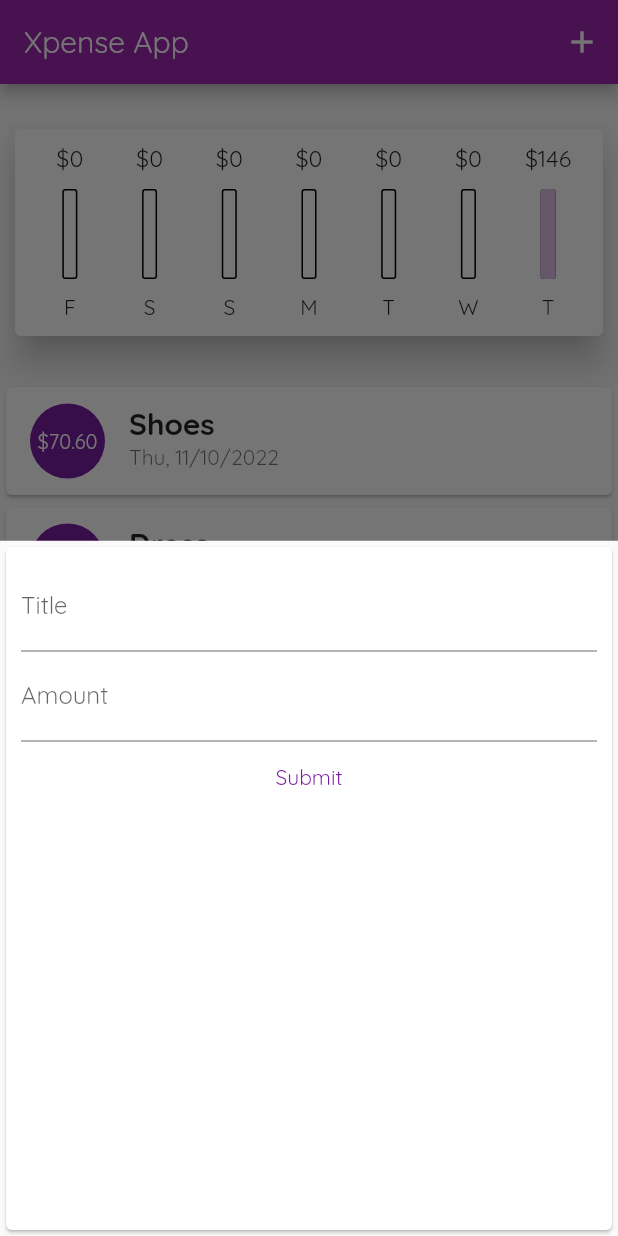
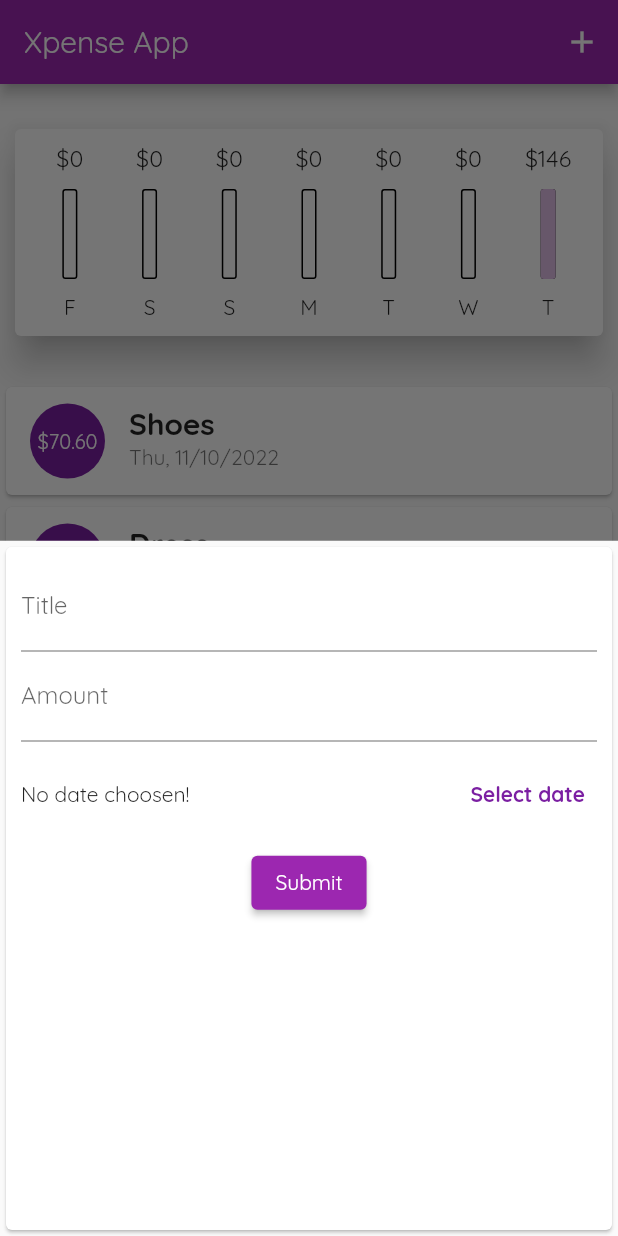
Before and after one commit to nayyyhaa/flutter-expense-app, a Flutter app: the screen it shows after launch, after a tap on the "add" icon, on a phone screen of 412 x 824 dp. Run offline on Flutter 3.47's test engine with Material 2 defaults, Android fonts, the phone set to English and light mode, and no system bars.

Commit message:
feat: date with expense

```diff
--- a/lib/main.dart
+++ b/lib/main.dart
@@ -42,12 +42,12 @@ class MyHomePageState extends State<MyHomePage> {
     ),
   ];
 
-  void addNewTransaction(String titleTx, double amountTx) {
+  void addNewTransaction(String titleTx, double amountTx, selectedDate) {
     final newTransaction = Transaction(
         id: DateTime.now().toString(),
         title: titleTx,
         amount: amountTx,
-        date: DateTime.now());
+        date: selectedDate);
 
     setState(() => {_userTransactions.add(newTransaction)});
   }
--- a/lib/widgets/new_transaction.dart
+++ b/lib/widgets/new_transaction.dart
@@ -1,4 +1,5 @@
 import 'package:flutter/material.dart';
+import 'package:intl/intl.dart';
 
 class NewTransaction extends StatefulWidget {
   final Function addNewTransaction;
@@ -14,14 +15,31 @@ class NewTransaction extends StatefulWidget {
 class NewTransactionState extends State<NewTransaction> {
   final titleController = TextEditingController();
   final amountController = TextEditingController();
+  var selectedDate;
 
   void submitNewTransaction() {
     final userTitle = titleController.text;
     final userAmount = double.parse(amountController.text);
 
-    if (userTitle.isEmpty || userAmount <= 0) return;
-    widget.addNewTransaction(userTitle, userAmount);
+    if (userTitle.isEmpty || userAmount <= 0 || selectedDate == null) return;
+    widget.addNewTransaction(userTitle, userAmount, selectedDate);
     Navigator.of(context).pop();
+  }
+
+  void presentDatePicker() {
+    showDatePicker(
+      context: context,
+      initialDate: DateTime.now(),
+      firstDate: DateTime(2022),
+      lastDate: DateTime.now(),
+    ).then((pickedDate) {
+      if (pickedDate == null) {
+        return;
+      }
+      setState(() {
+        selectedDate = pickedDate;
+      });
+    });
   }
 
   @override
@@ -42,13 +60,39 @@ class NewTransactionState extends State<NewTransaction> {
               keyboardType: TextInputType.numberWithOptions(decimal: true),
               onSubmitted: (_) => submitNewTransaction,
             ),
-            TextButton(
-              child: const Text('Submit'),
+            Container(
+              height: 70,
+              child: Row(children: [
+                Expanded(
+                    child: Text(
+                  selectedDate == null
+                      ? 'No date choosen!'
+                      : 'Selected Date: ${DateFormat.yMd().format(selectedDate)}',
+                )),
+                TextButton(
+                  onPressed: presentDatePicker,
+                  child: Text(
+                    'Select date',
+                    style: TextStyle(fontWeight: FontWeight.bold),
+                  ),
+                  style: ButtonStyle(
+                    foregroundColor: MaterialStateProperty.all(
+                      Theme.of(context).primaryColorDark,
+                    ),
+                  ),
+                )
+              ]),
+            ),
+            ElevatedButton(
               onPressed: submitNewTransaction,
               style: ButtonStyle(
                 foregroundColor: MaterialStateProperty.all(
                   Theme.of(context).primaryColorDark,
                 ),
+              ),
+              child: const Text(
+                'Submit',
+                style: TextStyle(color: Color.fromARGB(255, 255, 255, 255)),
               ),
             )
           ],
```
Also changed, not shown: lib/widgets/transaction_list.dart (+0 -48 lines).
